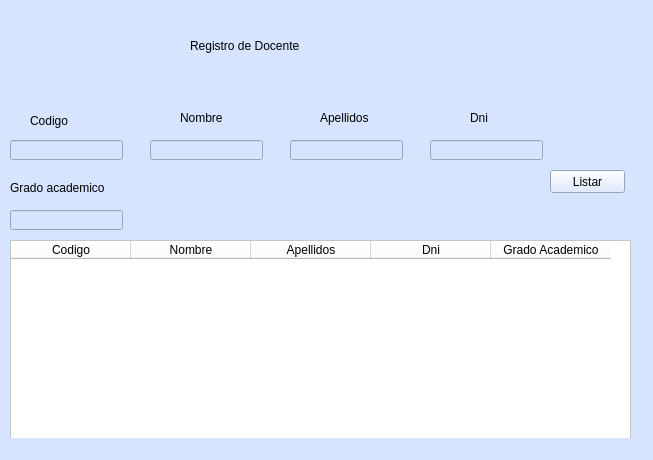
Qt form UI/ventanaDocente.ui (KevinValdezVargas/expert-broccoli) before a commit.
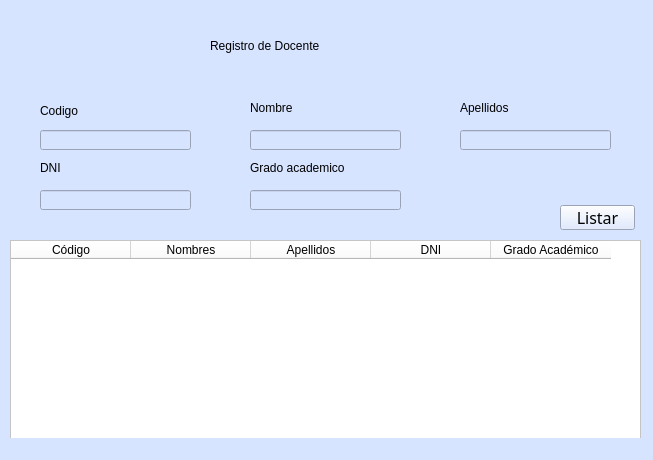
The same form after that commit.

Commit message: Text correction UI/ventanaDocente.ui

What changed in the file:
```diff
--- a/UI/ventanaDocente.ui
+++ b/UI/ventanaDocente.ui
@@ -10,6 +10,421 @@
     <height>460</height>
    </rect>
   </property>
+  <property name="palette">
+   <palette>
+    <active>
+     <colorrole role="WindowText">
+      <brush brushstyle="SolidPattern">
+       <color alpha="255">
+        <red>0</red>
+        <green>0</green>
+        <blue>0</blue>
+       </color>
+      </brush>
+     </colorrole>
+     <colorrole role="Button">
+      <brush brushstyle="SolidPattern">
+       <color alpha="255">
+        <red>170</red>
+        <green>170</green>
+        <blue>127</blue>
+       </color>
+      </brush>
+     </colorrole>
+     <colorrole role="Light">
+      <brush brushstyle="SolidPattern">
+       <color alpha="255">
+        <red>255</red>
+        <green>255</green>
+        <blue>191</blue>
+       </color>
+      </brush>
+     </colorrole>
+     <colorrole role="Midlight">
+      <brush brushstyle="SolidPattern">
+       <color alpha="255">
+        <red>212</red>
+        <green>212</green>
+        <blue>159</blue>
+       </color>
+      </brush>
+     </colorrole>
+     <colorrole role="Dark">
+      <brush brushstyle="SolidPattern">
+       <color alpha="255">
+        <red>85</red>
+        <green>85</green>
+        <blue>63</blue>
+       </color>
+      </brush>
+     </colorrole>
+     <colorrole role="Mid">
+      <brush brushstyle="SolidPattern">
+       <color alpha="255">
+        <red>113</red>
+        <green>113</green>
+        <blue>84</blue>
+       </color>
+      </brush>
+     </colorrole>
+     <colorrole role="Text">
+      <brush brushstyle="SolidPattern">
+       <color alpha="255">
+        <red>0</red>
+        <green>0</green>
+        <blue>0</blue>
+       </color>
+      </brush>
+     </colorrole>
+     <colorrole role="BrightText">
+      <brush brushstyle="SolidPattern">
+       <color alpha="255">
+        <red>255</red>
+        <green>255</green>
+        <blue>255</blue>
+       </color>
+      </brush>
+     </colorrole>
+     <colorrole role="ButtonText">
+      <brush brushstyle="SolidPattern">
+       <color alpha="255">
+        <red>0</red>
+        <green>0</green>
+        <blue>0</blue>
+       </color>
+      </brush>
+     </colorrole>
+     <colorrole role="Base">
+      <brush brushstyle="SolidPattern">
+       <color alpha="255">
+        <red>255</red>
+        <green>255</green>
+        <blue>255</blue>
+       </color>
+      </brush>
+     </colorrole>
+     <colorrole role="Window">
+      <brush brushstyle="SolidPattern">
+       <color alpha="255">
+        <red>170</red>
+        <green>170</green>
+        <blue>127</blue>
+       </color>
+      </brush>
+     </colorrole>
+     <colorrole role="Shadow">
+      <brush brushstyle="SolidPattern">
+       <color alpha="255">
+        <red>0</red>
+        <green>0</green>
+        <blue>0</blue>
+       </color>
+      </brush>
+     </colorrole>
+     <colorrole role="AlternateBase">
+      <brush brushstyle="SolidPattern">
+       <color alpha="255">
+        <red>212</red>
+        <green>212</green>
+        <blue>191</blue>
+       </color>
+      </brush>
+     </colorrole>
+     <colorrole role="ToolTipBase">
+      <brush brushstyle="SolidPattern">
+       <color alpha="255">
+        <red>255</red>
+        <green>255</green>
+        <blue>220</blue>
+       </color>
+      </brush>
+     </colorrole>
+     <colorrole role="ToolTipText">
+      <brush brushstyle="SolidPattern">
+       <color alpha="255">
+        <red>0</red>
+        <green>0</green>
+        <blue>0</blue>
+       </color>
+      </brush>
+     </colorrole>
+    </active>
+    <inactive>
+     <colorrole role="WindowText">
+      <brush brushstyle="SolidPattern">
+       <color alpha="255">
+        <red>0</red>
+        <green>0</green>
+        <blue>0</blue>
+       </color>
+      </brush>
+     </colorrole>
+     <colorrole role="Button">
+      <brush brushstyle="SolidPattern">
+       <color alpha="255">
+        <red>170</red>
+        <green>170</green>
+        <blue>127</blue>
+       </color>
+      </brush>
+     </colorrole>
+     <colorrole role="Light">
+      <brush brushstyle="SolidPattern">
+       <color alpha="255">
+        <red>255</red>
+        <green>255</green>
+        <blue>191</blue>
+       </color>
+      </brush>
+     </colorrole>
+     <colorrole role="Midlight">
+      <brush brushstyle="SolidPattern">
+       <color alpha="255">
+        <red>212</red>
+        <green>212</green>
+        <blue>159</blue>
+       </color>
+      </brush>
+     </colorrole>
+     <colorrole role="Dark">
+      <brush brushstyle="SolidPattern">
+       <color alpha="255">
+        <red>85</red>
+        <green>85</green>
+        <blue>63</blue>
+       </color>
+      </brush>
+     </colorrole>
+     <colorrole role="Mid">
+      <brush brushstyle="SolidPattern">
+       <color alpha="255">
+        <red>113</red>
+        <green>113</green>
+        <blue>84</blue>
+       </color>
+      </brush>
+     </colorrole>
+     <colorrole role="Text">
+      <brush brushstyle="SolidPattern">
+       <color alpha="255">
+        <red>0</red>
+        <green>0</green>
+        <blue>0</blue>
+       </color>
+      </brush>
+     </colorrole>
+     <colorrole role="BrightText">
+      <brush brushstyle="SolidPattern">
+       <color alpha="255">
+        <red>255</red>
+        <green>255</green>
+        <blue>255</blue>
+       </color>
+      </brush>
+     </colorrole>
+     <colorrole role="ButtonText">
+      <brush brushstyle="SolidPattern">
+       <color alpha="255">
+        <red>0</red>
+        <green>0</green>
+        <blue>0</blue>
+       </color>
+      </brush>
+     </colorrole>
+     <colorrole role="Base">
+      <brush brushstyle="SolidPattern">
+       <color alpha="255">
+        <red>255</red>
+        <green>255</green>
+        <blue>255</blue>
+       </color>
+      </brush>
+     </colorrole>
+     <colorrole role="Window">
+      <brush brushstyle="SolidPattern">
+       <color alpha="255">
+        <red>170</red>
+        <green>170</green>
+        <blue>127</blue>
+       </color>
+      </brush>
+     </colorrole>
+     <colorrole role="Shadow">
+      <brush brushstyle="SolidPattern">
+       <color alpha="255">
+        <red>0</red>
+        <green>0</green>
+        <blue>0</blue>
+       </color>
+      </brush>
+     </colorrole>
+     <colorrole role="AlternateBase">
+      <brush brushstyle="SolidPattern">
+       <color alpha="255">
+        <red>212</red>
+        <green>212</green>
+        <blue>191</blue>
+       </color>
+      </brush>
+     </colorrole>
+     <colorrole role="ToolTipBase">
+      <brush brushstyle="SolidPattern">
+       <color alpha="255">
+        <red>255</red>
+        <green>255</green>
+        <blue>220</blue>
+       </color>
+      </brush>
+     </colorrole>
+     <colorrole role="ToolTipText">
+      <brush brushstyle="SolidPattern">
+       <color alpha="255">
+        <red>0</red>
+        <green>0</green>
+        <blue>0</blue>
+       </color>
+      </brush>
+     </colorrole>
+    </inactive>
+    <disabled>
+     <colorrole role="WindowText">
+      <brush brushstyle="SolidPattern">
+       <color alpha="255">
+        <red>85</red>
+        <green>85</green>
+        <blue>63</blue>
+       </color>
+      </brush>
+     </colorrole>
+     <colorrole role="Button">
+      <brush brushstyle="SolidPattern">
+       <color alpha="255">
+        <red>170</red>
+        <green>170</green>
+        <blue>127</blue>
+       </color>
+      </brush>
+     </colorrole>
+     <colorrole role="Light">
+      <brush brushstyle="SolidPattern">
+       <color alpha="255">
+        <red>255</red>
+        <green>255</green>
+        <blue>191</blue>
+       </color>
+      </brush>
+     </colorrole>
+     <colorrole role="Midlight">
+      <brush brushstyle="SolidPattern">
+       <color alpha="255">
+        <red>212</red>
+        <green>212</green>
+        <blue>159</blue>
+       </color>
+      </brush>
+     </colorrole>
+     <colorrole role="Dark">
+      <brush brushstyle="SolidPattern">
+       <color alpha="255">
+        <red>85</red>
+        <green>85</green>
+        <blue>63</blue>
+       </color>
+      </brush>
+     </colorrole>
+     <colorrole role="Mid">
+      <brush brushstyle="SolidPattern">
+       <color alpha="255">
+        <red>113</red>
+        <green>113</green>
+        <blue>84</blue>
+       </color>
+      </brush>
+     </colorrole>
+     <colorrole role="Text">
+      <brush brushstyle="SolidPattern">
+       <color alpha="255">
+        <red>85</red>
+        <green>85</green>
+        <blue>63</blue>
+       </color>
+      </brush>
+     </colorrole>
+     <colorrole role="BrightText">
+      <brush brushstyle="SolidPattern">
+       <color alpha="255">
+        <red>255</red>
+        <green>255</green>
+        <blue>255</blue>
+       </color>
+      </brush>
+     </colorrole>
+     <colorrole role="ButtonText">
+      <brush brushstyle="SolidPattern">
+       <color alpha="255">
+        <red>85</red>
+        <green>85</green>
+        <blue>63</blue>
+       </color>
+      </brush>
+     </colorrole>
+     <colorrole role="Base">
+      <brush brushstyle="SolidPattern">
+       <color alpha="255">
+        <red>170</red>
+        <green>170</green>
+        <blue>127</blue>
+       </color>
+      </brush>
+     </colorrole>
+     <colorrole role="Window">
+      <brush brushstyle="SolidPattern">
+       <color alpha="255">
+        <red>170</red>
+        <green>170</green>
+        <blue>127</blue>
+       </color>
+      </brush>
+     </colorrole>
+     <colorrole role="Shadow">
+      <brush brushstyle="SolidPattern">
+       <color alpha="255">
+        <red>0</red>
+        <green>0</green>
+        <blue>0</blue>
+       </color>
+      </brush>
+     </colorrole>
+     <colorrole role="AlternateBase">
+      <brush brushstyle="SolidPattern">
+       <color alpha="255">
+        <red>170</red>
+        <green>170</green>
+        <blue>127</blue>
+       </color>
+      </brush>
+     </colorrole>
+     <colorrole role="ToolTipBase">
+      <brush brushstyle="SolidPattern">
+       <color alpha="255">
+        <red>255</red>
+        <green>255</green>
+        <blue>220</blue>
+       </color>
+      </brush>
+     </colorrole>
+     <colorrole role="ToolTipText">
+      <brush brushstyle="SolidPattern">
+       <color alpha="255">
+        <red>0</red>
+        <green>0</green>
+        <blue>0</blue>
+       </color>
+      </brush>
+     </colorrole>
+    </disabled>
+   </palette>
+  </property>
   <property name="windowTitle">
    <string>MainWindow</string>
   </property>
@@ -21,8 +436,8 @@
    <widget class="QLabel" name="label_2">
     <property name="geometry">
      <rect>
-      <x>30</x>
-      <y>110</y>
+      <x>40</x>
+      <y>100</y>
       <width>61</width>
       <height>21</height>
      </rect>
@@ -37,9 +452,9 @@
    <widget class="QLineEdit" name="txtNombre">
     <property name="geometry">
      <rect>
-      <x>150</x>
-      <y>140</y>
-      <width>113</width>
+      <x>250</x>
+      <y>130</y>
+      <width>151</width>
       <height>20</height>
      </rect>
     </property>
@@ -47,12 +462,21 @@
    <widget class="QPushButton" name="btnListar">
     <property name="geometry">
      <rect>
-      <x>550</x>
-      <y>170</y>
+      <x>560</x>
+      <y>205</y>
       <width>75</width>
-      <height>23</height>
+      <height>25</height>
      </rect>
     </property>
+    <property name="font">
+     <font>
+      <family>Segoe MDL2 Assets</family>
+      <pointsize>12</pointsize>
+      <weight>50</weight>
+      <italic>false</italic>
+      <bold>false</bold>
+     </font>
+    </property>
     <property name="styleSheet">
      <string notr="true">font: 12pt &quot;Segoe MDL2 Assets&quot;;</string>
     </property>
@@ -63,8 +487,8 @@
    <widget class="QLabel" name="label_6">
     <property name="geometry">
      <rect>
-      <x>10</x>
-      <y>180</y>
+      <x>250</x>
+      <y>160</y>
       <width>121</width>
       <height>16</height>
      </rect>
@@ -79,9 +503,9 @@
    <widget class="QLineEdit" name="txtGradoA">
     <property name="geometry">
      <rect>
-      <x>10</x>
-      <y>210</y>
-      <width>113</width>
+      <x>250</x>
+      <y>190</y>
+      <width>151</width>
       <height>20</height>
      </rect>
     </property>
@@ -94,8 +518,8 @@
    <widget class="QLabel" name="label_4">
     <property name="geometry">
      <rect>
-      <x>320</x>
-      <y>110</y>
+      <x>460</x>
+      <y>100</y>
       <width>61</width>
       <height>16</height>
      </rect>
@@ -110,8 +534,8 @@
    <widget class="QLabel" name="label_5">
     <property name="geometry">
      <rect>
-      <x>470</x>
-      <y>110</y>
+      <x>40</x>
+      <y>160</y>
       <width>51</width>
       <height>16</height>
      </rect>
@@ -120,15 +544,15 @@
      <string notr="true">font: 11pt &quot;Segoe MDL2 Assets&quot;;</string>
     </property>
     <property name="text">
-     <string>Dni</string>
+     <string>DNI</string>
     </property>
    </widget>
    <widget class="QLineEdit" name="txtDni">
     <property name="geometry">
      <rect>
-      <x>430</x>
-      <y>140</y>
-      <width>113</width>
+      <x>40</x>
+      <y>190</y>
+      <width>151</width>
       <height>20</height>
      </rect>
     </property>
@@ -136,9 +560,9 @@
    <widget class="QLineEdit" name="txtApellidos">
     <property name="geometry">
      <rect>
-      <x>290</x>
-      <y>140</y>
-      <width>113</width>
+      <x>460</x>
+      <y>130</y>
+      <width>151</width>
       <height>20</height>
      </rect>
     </property>
@@ -146,8 +570,8 @@
    <widget class="QLabel" name="label_3">
     <property name="geometry">
      <rect>
-      <x>180</x>
-      <y>110</y>
+      <x>250</x>
+      <y>100</y>
       <width>61</width>
       <height>16</height>
      </rect>
@@ -162,9 +586,9 @@
    <widget class="QLineEdit" name="txtCodigo">
     <property name="geometry">
      <rect>
-      <x>10</x>
-      <y>140</y>
-      <width>113</width>
+      <x>40</x>
+      <y>130</y>
+      <width>151</width>
       <height>20</height>
      </rect>
     </property>
@@ -174,7 +598,7 @@
      <rect>
       <x>10</x>
       <y>240</y>
-      <width>621</width>
+      <width>631</width>
       <height>201</height>
      </rect>
     </property>
@@ -186,12 +610,12 @@
     </attribute>
     <column>
      <property name="text">
-      <string>Codigo</string>
+      <string>Código</string>
      </property>
     </column>
     <column>
      <property name="text">
-      <string>Nombre</string>
+      <string>Nombres</string>
      </property>
     </column>
     <column>
@@ -201,21 +625,21 @@
     </column>
     <column>
      <property name="text">
-      <string>Dni</string>
+      <string>DNI</string>
      </property>
     </column>
     <column>
      <property name="text">
-      <string>Grado Academico</string>
+      <string>Grado Académico</string>
      </property>
     </column>
    </widget>
    <widget class="QLabel" name="label">
     <property name="geometry">
      <rect>
-      <x>190</x>
+      <x>210</x>
       <y>30</y>
-      <width>271</width>
+      <width>241</width>
       <height>31</height>
      </rect>
     </property>
```
